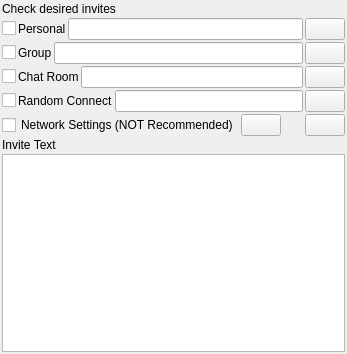
Old version of the form nolimitgui/CommonSrc/Forms/InviteUrlWidget.ui in the repository nolimitconnect/NoLimitConnect.
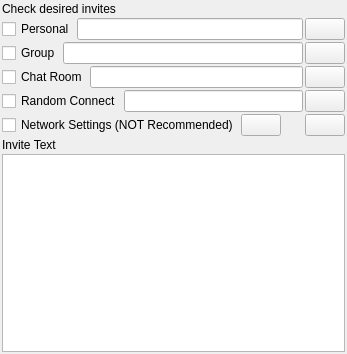
New version of the form. Custom widgets are drawn as their Qt base class.

Commit message: fix invite widget and flatpak build instructions

Patch:
```diff
--- a/nolimitgui/CommonSrc/Forms/InviteUrlWidget.ui
+++ b/nolimitgui/CommonSrc/Forms/InviteUrlWidget.ui
@@ -75,13 +75,6 @@
       <item>
        <widget class="QCheckBox" name="m_PersonalCheckBox">
         <property name="text">
-         <string/>
-        </property>
-       </widget>
-      </item>
-      <item>
-       <widget class="QLabel" name="m_PersionalUrlLabel">
-        <property name="text">
          <string>Personal</string>
         </property>
        </widget>
@@ -120,13 +113,6 @@
       <item>
        <widget class="QCheckBox" name="m_GroupCheckBox">
         <property name="text">
-         <string/>
-        </property>
-       </widget>
-      </item>
-      <item>
-       <widget class="QLabel" name="m_GroupUrlLabel">
-        <property name="text">
          <string>Group</string>
         </property>
        </widget>
@@ -165,13 +151,6 @@
       <item>
        <widget class="QCheckBox" name="m_ChatRoomCheckBox">
         <property name="text">
-         <string/>
-        </property>
-       </widget>
-      </item>
-      <item>
-       <widget class="QLabel" name="m_ChatRoomUrlLabel">
-        <property name="text">
          <string>Chat Room</string>
         </property>
        </widget>
@@ -210,13 +189,6 @@
       <item>
        <widget class="QCheckBox" name="m_RandomConnectCheckBox">
         <property name="text">
-         <string/>
-        </property>
-       </widget>
-      </item>
-      <item>
-       <widget class="QLabel" name="m_RandomConnectUrlLabel">
-        <property name="text">
          <string>Random Connect</string>
         </property>
        </widget>
```
Left out of the diff: 8 changed lines with no effect on the pictures. The commit also changes 3 other files.
